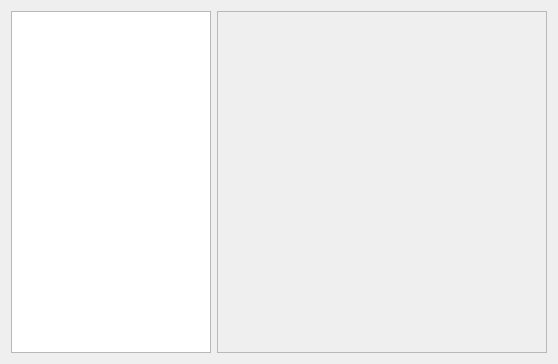
Above: wizard/ui/board_select.ui from imby/STM32VLDiscovery_BeRTOS before the change. Below: the same form after it.
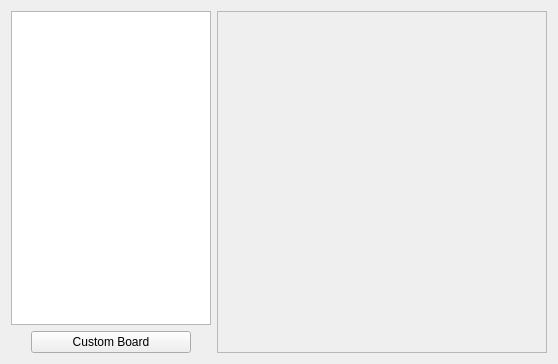
That is the form after the change.

```diff
--- a/wizard/ui/board_select.ui
+++ b/wizard/ui/board_select.ui
@@ -13,7 +13,9 @@
   <property name="windowTitle">
    <string>Form</string>
   </property>
-  <layout class="QHBoxLayout" name="horizontalLayout" stretch="0,1">
+  <layout class="QHBoxLayout" name="horizontalLayout_2" stretch="0,1">
+   <item>
+    <layout class="QVBoxLayout" name="verticalLayout_3" stretch="1,0">
    <item>
     <layout class="QVBoxLayout" name="verticalLayout_2">
      <item>
@@ -41,6 +43,48 @@
     </layout>
    </item>
    <item>
+      <layout class="QHBoxLayout" name="horizontalLayout" stretch="0,1,0">
+       <item>
+        <spacer name="horizontalSpacer">
+         <property name="orientation">
+          <enum>Qt::Horizontal</enum>
+         </property>
+         <property name="sizeHint" stdset="0">
+          <size>
+           <width>20</width>
+           <height>20</height>
+          </size>
+         </property>
+        </spacer>
+       </item>
+       <item>
+        <widget class="QPushButton" name="customButton">
+         <property name="toolTip">
+          <string>&lt;p&gt;&lt;strong&gt;Custom board project &lt;/strong&gt;- select me when your board is not preset into the list above.&lt;/p&gt;</string>
+         </property>
+         <property name="text">
+          <string>Custom Board</string>
+         </property>
+        </widget>
+       </item>
+       <item>
+        <spacer name="horizontalSpacer_2">
+         <property name="orientation">
+          <enum>Qt::Horizontal</enum>
+         </property>
+         <property name="sizeHint" stdset="0">
+          <size>
+           <width>20</width>
+           <height>20</height>
+          </size>
+         </property>
+        </spacer>
+       </item>
+      </layout>
+     </item>
+    </layout>
+   </item>
+   <item>
     <widget class="QScrollArea" name="scrollArea">
      <property name="widgetResizable">
       <bool>true</bool>
```
Left out of the diff: 2 changed lines with no effect on the pictures. Lines whose indentation alone changed are shown as unchanged.
